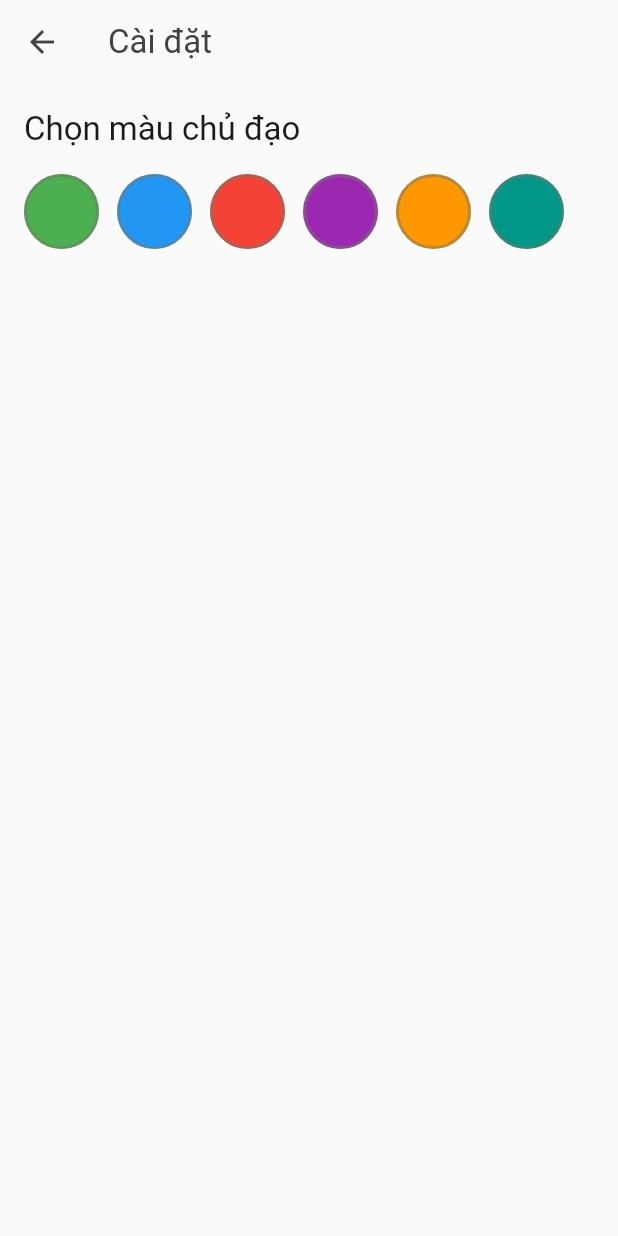
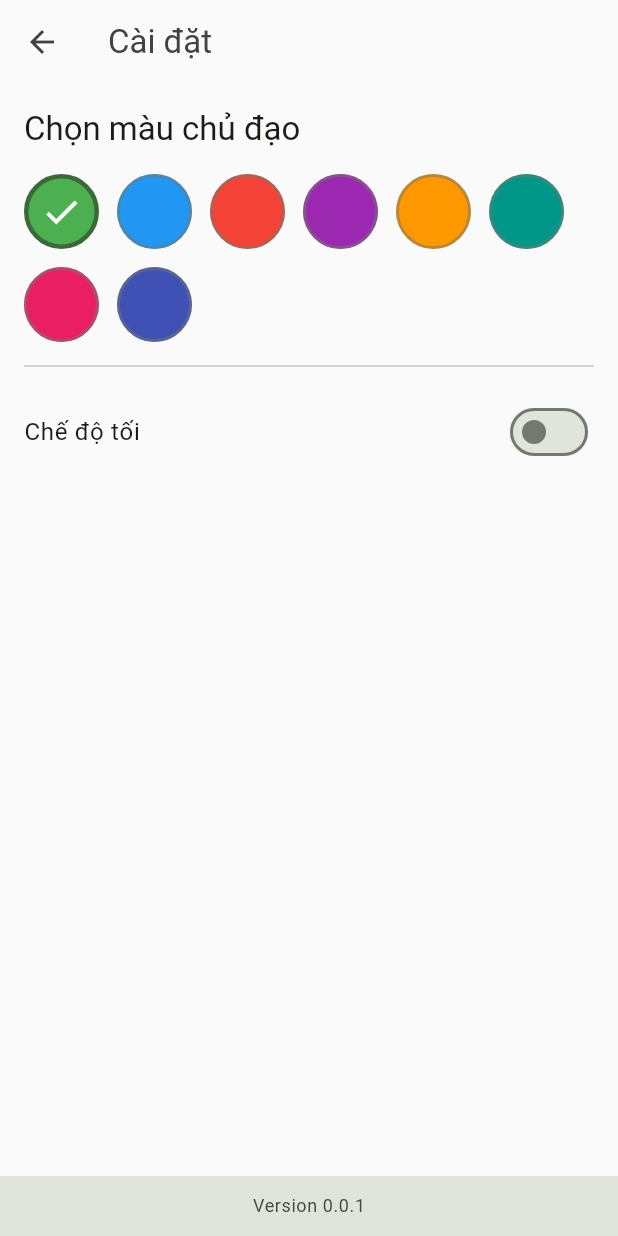
Before and after one commit to Quan162/note_taking_app2, a Flutter app: the SettingScreen screen opened directly, on a phone screen of 412 x 824 dp. Run offline on Flutter 3.47's test engine with Material 3 defaults, Android fonts, the phone set to English and light mode, and no system bars; missing offline and left inert: flutter_quill, flutter_quill_extensions.

Commit message:
Add theme mode handling and options in settings screen
update

```diff
--- a/lib/main.dart
+++ b/lib/main.dart
@@ -40,7 +40,7 @@ class MyApp extends StatelessWidget {
         GlobalWidgetsLocalizations.delegate,
         FlutterQuillLocalizations.delegate,
       ],
-
+      themeMode: themeProvider.themeMode,
       home: const HomeScreen(),
     );
   }
--- a/lib/providers/theme_provider.dart
+++ b/lib/providers/theme_provider.dart
@@ -2,6 +2,11 @@ import 'package:flutter/material.dart';
 
 class ThemeProvider with ChangeNotifier {
   Color _seedColor = Colors.green;
+  ThemeMode _themeMode = ThemeMode.light;
+
+
+  Color get currentColor => _seedColor;
+  ThemeMode get themeMode => _themeMode;
 
   ThemeData get currentTheme => ThemeData(
         useMaterial3: true,
@@ -18,4 +23,22 @@ class ThemeProvider with ChangeNotifier {
     _seedColor = color;
     notifyListeners();
   }
+
+  void changeThemeMode(ThemeMode mode) {
+    if (_themeMode == mode) return;
+    _themeMode = mode;
+    // TODO: Lưu lựa chọn vào SharedPreferences
+    notifyListeners();
+  }
+
+  String get currentThemeModeName {
+    switch (_themeMode) {
+      case ThemeMode.light:
+        return 'Sáng';
+      case ThemeMode.dark:
+        return 'Tối';
+      case ThemeMode.system:
+        return 'Theo hệ thống';
+      }
+  }
 }
--- a/lib/screens/setting.dart
+++ b/lib/screens/setting.dart
@@ -2,22 +2,25 @@ import 'package:flutter/material.dart';
 import 'package:note_taking_app/providers/theme_provider.dart';
 import 'package:provider/provider.dart';
 
+// TODO: Thêm các tùy chọn cài đặt khác (ví dụ: cỡ chữ, ngôn ngữ)
+// TODO: Lưu các cài đặt (màu theme, chế độ sáng/tối) vào SharedPreferences
+
 class SettingScreen extends StatelessWidget {
-
   const SettingScreen({super.key});
 
-  @override
-  Widget build(BuildContext context) {
-
-    const List<Color> themeColors = [
+  static const List<Color> _themeColors = [
     Colors.green,
     Colors.blue,
     Colors.red,
     Colors.purple,
     Colors.orange,
     Colors.teal,
+    Colors.pink,
+    Colors.indigo,
   ];
 
+  @override
+  Widget build(BuildContext context) {
     final themeProvider = Provider.of<ThemeProvider>(context);
 
     return Scaffold(
@@ -34,10 +37,42 @@ class SettingScreen extends StatelessWidget {
               style: Theme.of(context).textTheme.titleLarge,
             ),
             const SizedBox(height: 16),
-            Wrap(
+
+            _buildColorPicker(context, themeProvider),
+
+            const Divider(height: 32),
+
+            ListTile(
+              title: const Text('Chế độ tối'),
+              trailing: Switch(
+                value: false,
+                onChanged: (value) {
+                  // TODO: Gọi hàm đổi theme
+                  ScaffoldMessenger.of(context).showSnackBar(
+                    const SnackBar(content: Text('Chức năng đang phát triển!')),
+                  );
+                  // themeProvider.changeThemeMode(
+                  //   value ? ThemeMode.dark : ThemeMode.light,
+                  // );
+                },
+              ),
+              contentPadding: EdgeInsets.zero,
+            ),
+          ],
+        ),
+      ),
+
+      bottomNavigationBar: _buildVersionBanner(context),
+    );
+  }
+
+  Widget _buildColorPicker(BuildContext context, ThemeProvider themeProvider) {
+    return Wrap(
       spacing: 12.0,
       runSpacing: 12.0,
-              children: themeColors.map((color) {
+      children: _themeColors.map((color) {
+        final bool isSelected = themeProvider.currentColor == color;
+
         return GestureDetector(
           onTap: () {
             themeProvider.changeThemeColor(color);
@@ -49,15 +84,40 @@ class SettingScreen extends StatelessWidget {
               color: color,
               shape: BoxShape.circle,
               border: Border.all(
-                        color: Theme.of(context).colorScheme.outline.withOpacity(0.5),
-                        width: 2,
+                color: isSelected
+                    ? Theme.of(context).colorScheme.primary
+                    : Theme.of(context).colorScheme.outline.withValues(alpha: 0.5),
+                width: isSelected ? 3 : 2,
+              ),
+            ),
+            child: isSelected
+                ? const Icon(
+                    Icons.check,
+                    color: Colors.white,
+                    size: 28,
                   )
-                    ),
+                : null,
           ),
         );
       }).toList(),
+    );
+  }
+
+  Widget _buildVersionBanner(BuildContext context) {
+    const String appVersion = "0.0.1";
+
+    return SafeArea(
+      bottom: true,
+      child: Container(
+        height: 40,
+        color: Theme.of(context).colorScheme.surfaceContainerHighest,
+        child: Center(
+          child: Text(
+            'Version $appVersion',
+            style: Theme.of(context).textTheme.bodySmall?.copyWith(
+                  color: Theme.of(context).colorScheme.onSurfaceVariant,
                 ),
-          ],
+          ),
         ),
       ),
     );
```
Also changed, not shown: lib/screens/note_editor.dart (+54 -9 lines). Lines whose indentation alone changed are shown as unchanged.
